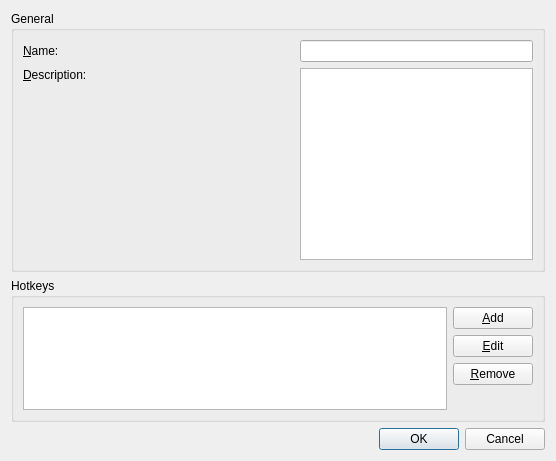
Old version of the form src/grauchy/src/grauchy/packagedialog.ui in the repository Slesa/Trinity.
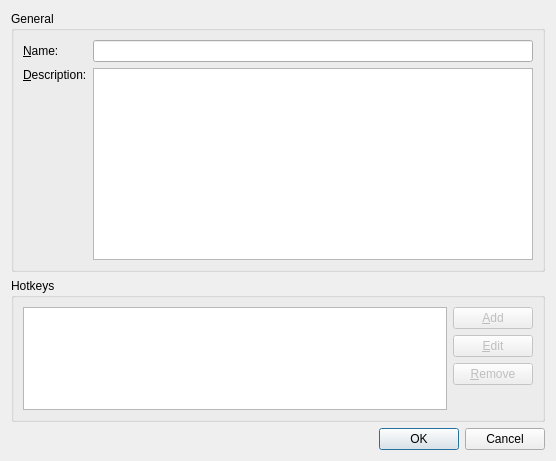
New version of the form. Icons and pictures are not drawn.

The edit to the form file:
```diff
--- a/src/grauchy/src/grauchy/packagedialog.ui
+++ b/src/grauchy/src/grauchy/packagedialog.ui
@@ -30,23 +30,7 @@
         </property>
        </widget>
       </item>
-      <item row="0" column="1" colspan="2">
-       <spacer name="horizontalSpacer">
-        <property name="orientation">
-         <enum>Qt::Horizontal</enum>
-        </property>
-        <property name="sizeType">
-         <enum>QSizePolicy::Minimum</enum>
-        </property>
-        <property name="sizeHint" stdset="0">
-         <size>
-          <width>229</width>
-          <height>20</height>
-         </size>
-        </property>
-       </spacer>
-      </item>
-      <item row="0" column="3">
+      <item row="0" column="2">
        <widget class="QLineEdit" name="lineName"/>
       </item>
       <item row="1" column="0" colspan="2">
@@ -63,22 +47,6 @@
        </widget>
       </item>
       <item row="1" column="2">
-       <spacer name="horizontalSpacer_2">
-        <property name="orientation">
-         <enum>Qt::Horizontal</enum>
-        </property>
-        <property name="sizeType">
-         <enum>QSizePolicy::Minimum</enum>
-        </property>
-        <property name="sizeHint" stdset="0">
-         <size>
-          <width>108</width>
-          <height>20</height>
-         </size>
-        </property>
-       </spacer>
-      </item>
-      <item row="1" column="3">
        <widget class="QPlainTextEdit" name="textDescr">
         <property name="sizePolicy">
          <sizepolicy hsizetype="Expanding" vsizetype="Minimum">
@@ -104,6 +72,9 @@
        <layout class="QVBoxLayout" name="verticalLayout">
         <item>
          <widget class="QPushButton" name="buttonAdd">
+          <property name="enabled">
+           <bool>false</bool>
+          </property>
           <property name="text">
            <string>&amp;Add</string>
           </property>
@@ -115,6 +86,9 @@
         </item>
         <item>
          <widget class="QPushButton" name="buttonEdit">
+          <property name="enabled">
+           <bool>false</bool>
+          </property>
           <property name="text">
            <string>&amp;Edit</string>
           </property>
@@ -126,6 +100,9 @@
         </item>
         <item>
          <widget class="QPushButton" name="buttonRemove">
+          <property name="enabled">
+           <bool>false</bool>
+          </property>
           <property name="text">
            <string>&amp;Remove</string>
           </property>
```
Left out of the diff: 9 changed lines with no effect on the pictures.
